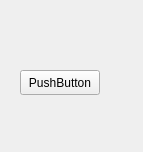
nitramr/scribus, file scribus/ui/sccolorpicker.ui: the form before one commit.
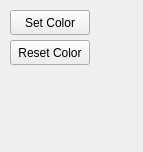
The form after the commit.

The edit to the form file:
```diff
--- a/scribus/ui/sccolorpicker.ui
+++ b/scribus/ui/sccolorpicker.ui
@@ -16,25 +16,28 @@
   <widget class="QPushButton" name="submitColor">
    <property name="geometry">
     <rect>
-     <x>20</x>
-     <y>70</y>
+     <x>10</x>
+     <y>10</y>
      <width>80</width>
      <height>25</height>
     </rect>
    </property>
    <property name="text">
-    <string>PushButton</string>
+    <string>Set Color</string>
    </property>
   </widget>
-  <widget class="QWidget" name="colorPreview" native="true">
+  <widget class="QPushButton" name="resetColor">
    <property name="geometry">
     <rect>
-     <x>20</x>
-     <y>10</y>
-     <width>61</width>
-     <height>51</height>
+     <x>10</x>
+     <y>40</y>
+     <width>80</width>
+     <height>25</height>
     </rect>
    </property>
+   <property name="text">
+    <string>Reset Color</string>
+   </property>
   </widget>
  </widget>
  <resources/>
```
